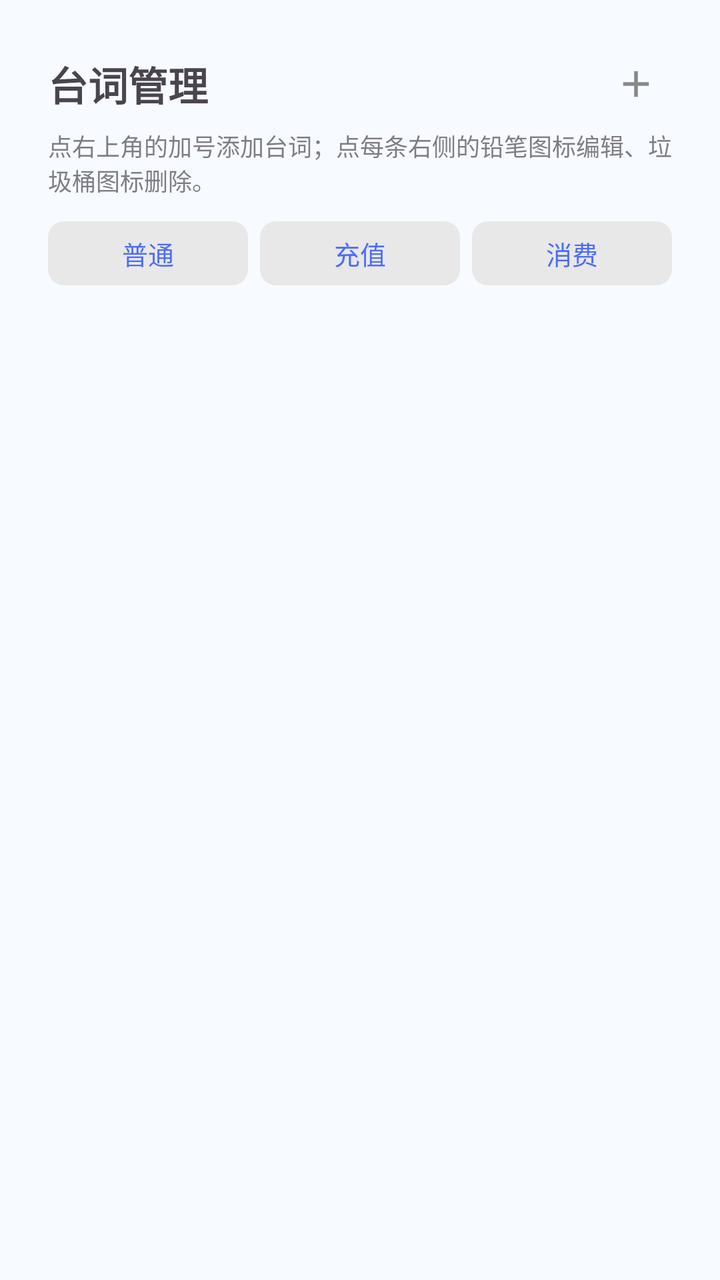
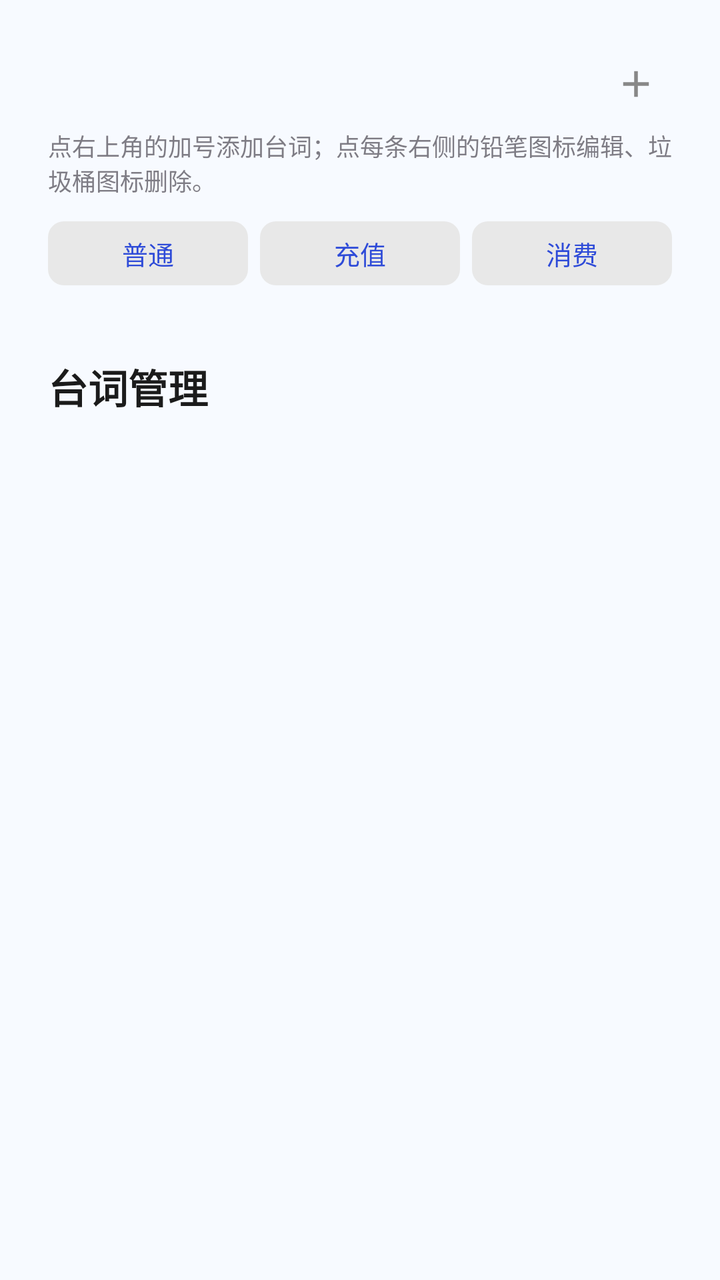

Compare the two renders of this Android layout. The source of the first and the diff that turns it into the second are given below.
<!-- AndroidManifest.xml: application theme Theme.WhalePet -->
<!-- res/layout/page_lines.xml -->
<?xml version="1.0" encoding="utf-8"?>
<ScrollView xmlns:android="http://schemas.android.com/apk/res/android"
    android:layout_width="match_parent"
    android:layout_height="match_parent"
    android:fillViewport="true">

    <LinearLayout
        android:layout_width="match_parent"
        android:layout_height="wrap_content"
        android:orientation="vertical"
        android:padding="24dp">

        
        <LinearLayout
            android:layout_width="match_parent"
            android:layout_height="wrap_content"
            android:gravity="center_vertical"
            android:orientation="horizontal">

            <TextView
                android:layout_width="0dp"
                android:layout_height="wrap_content"
                android:layout_weight="1"
                android:text="@string/lines_title"
                android:textSize="20sp"
                android:textStyle="bold" />

            <ImageButton
                android:id="@+id/btn_add_line"
                android:layout_width="36dp"
                android:layout_height="36dp"
                android:background="@null"
                android:contentDescription="@string/add_line_hint"
                android:padding="7dp"
                android:scaleType="fitCenter"
                android:src="@drawable/ic_add_line" />
        </LinearLayout>

        <TextView
            android:layout_width="match_parent"
            android:layout_height="wrap_content"
            android:layout_marginTop="4dp"
            android:alpha="0.7"
            android:text="@string/lines_hint"
            android:textSize="12sp" />

        
        <LinearLayout
            android:layout_width="match_parent"
            android:layout_height="wrap_content"
            android:layout_marginTop="12dp"
            android:orientation="horizontal">

            <Button
                style="@style/Widget.WhalePet.Button"
                android:id="@+id/tab_line_normal"
                android:layout_width="0dp"
                android:layout_height="wrap_content"
                android:layout_weight="1"
                android:text="@string/line_type_normal" />

            <Button
                style="@style/Widget.WhalePet.Button"
                android:id="@+id/tab_line_gain"
                android:layout_width="0dp"
                android:layout_height="wrap_content"
                android:layout_marginStart="6dp"
                android:layout_weight="1"
                android:text="@string/line_type_gain" />

            <Button
                style="@style/Widget.WhalePet.Button"
                android:id="@+id/tab_line_loss"
                android:layout_width="0dp"
                android:layout_height="wrap_content"
                android:layout_marginStart="6dp"
                android:layout_weight="1"
                android:text="@string/line_type_loss" />
        </LinearLayout>

        <LinearLayout
            android:id="@+id/ll_lines"
            android:layout_width="match_parent"
            android:layout_height="wrap_content"
            android:layout_marginTop="12dp"
            android:orientation="vertical" />
    </LinearLayout>
</ScrollView>
<!-- resources referenced by this layout -->
<resources>
  <!-- drawable ic_add_line (drawable) -->
  <?xml version="1.0" encoding="utf-8"?>
  <vector xmlns:android="http://schemas.android.com/apk/res/android"
      android:width="24dp"
      android:height="24dp"
      android:viewportWidth="24"
      android:viewportHeight="24">
      <path
          android:fillColor="#FF888888"
          android:pathData="M19,13h-6v6h-2v-6H5v-2h6V5h2v6h6v2z" />
  </vector>
  <string name="add_line_hint">添加台词</string>
  <string name="line_type_gain">充值</string>
  <string name="line_type_loss">消费</string>
  <string name="line_type_normal">普通</string>
  <string name="lines_hint">点右上角的加号添加台词；点每条右侧的铅笔图标编辑、垃圾桶图标删除。</string>
  <string name="lines_title">台词管理</string>
  <style name="Widget.WhalePet.Button" parent="Widget.Material3.Button.TonalButton">
          
          <item name="android:minHeight">32dp</item>
          <item name="android:minWidth">0dp</item>
          <item name="android:insetTop">0dp</item>
          <item name="android:insetBottom">0dp</item>
          <item name="android:paddingLeft">12dp</item>
          <item name="android:paddingRight">12dp</item>
          <item name="android:textSize">13sp</item>
          <item name="backgroundTint">@color/surface_chip</item>
          <item name="android:textColor">@color/brand_primary</item>
          <item name="cornerRadius">8dp</item>
      </style>
  <style name="Theme.WhalePet" parent="Theme.Material3.DayNight.NoActionBar">
          
          <item name="colorPrimary">@color/brand_primary</item>
          <item name="colorOnPrimary">#FFFFFF</item>
          <item name="colorPrimaryContainer">#DDE3FF</item>
          <item name="colorOnPrimaryContainer">#10214A</item>
          <item name="colorSecondary">#2E9E5B</item>
          <item name="colorSurface">#FFFFFF</item>
          <item name="android:windowBackground">@color/surface_page</item>
          <item name="colorSurfaceVariant">#EDEDED</item>
          <item name="colorOutline">@color/outline_soft</item>
          <item name="android:statusBarColor">@android:color/transparent</item>
      </style>
  <color name="surface_chip">#E8E8E8</color>
  <color name="brand_primary">#4D6BFE</color>
  <color name="surface_page">#F7FAFF</color>
  <color name="outline_soft">#DEDEDE</color>
</resources>

<!-- the commit's change to res/layout/page_lines.xml (unified diff, before → after) -->
@@ -17,13 +17,10 @@
             android:gravity="center_vertical"
             android:orientation="horizontal">
 
-            <TextView
+            <Space
                 android:layout_width="0dp"
-                android:layout_height="wrap_content"
-                android:layout_weight="1"
-                android:text="@string/lines_title"
-                android:textSize="20sp"
-                android:textStyle="bold" />
+                android:layout_height="1dp"
+                android:layout_weight="1" />
 
             <ImageButton
                 android:id="@+id/btn_add_line"
@@ -84,5 +81,16 @@
             android:layout_height="wrap_content"
             android:layout_marginTop="12dp"
             android:orientation="vertical" />
+
+        <TextView
+            android:layout_width="wrap_content"
+            android:layout_height="wrap_content"
+            android:layout_gravity="start"
+            android:layout_marginTop="24dp"
+            android:fontFamily="sans-serif-medium"
+            android:text="@string/lines_title"
+            android:textColor="@color/text_primary"
+            android:textSize="20sp"
+            android:textStyle="bold" />
     </LinearLayout>
 </ScrollView>
<!-- resource entries referenced after the edit -->
@@ -1,5 +1,6 @@
 <!-- resources referenced by this layout -->
 <resources>
+  <color name="text_primary">#1B1B1B</color>
   <!-- drawable ic_add_line (drawable) -->
   <?xml version="1.0" encoding="utf-8"?>
   <vector xmlns:android="http://schemas.android.com/apk/res/android"
@@ -44,7 +45,7 @@
           <item name="android:statusBarColor">@android:color/transparent</item>
       </style>
   <color name="surface_chip">#E8E8E8</color>
-  <color name="brand_primary">#4D6BFE</color>
+  <color name="brand_primary">#2E4BD8</color>
   <color name="surface_page">#F7FAFF</color>
   <color name="outline_soft">#DEDEDE</color>
 </resources>
